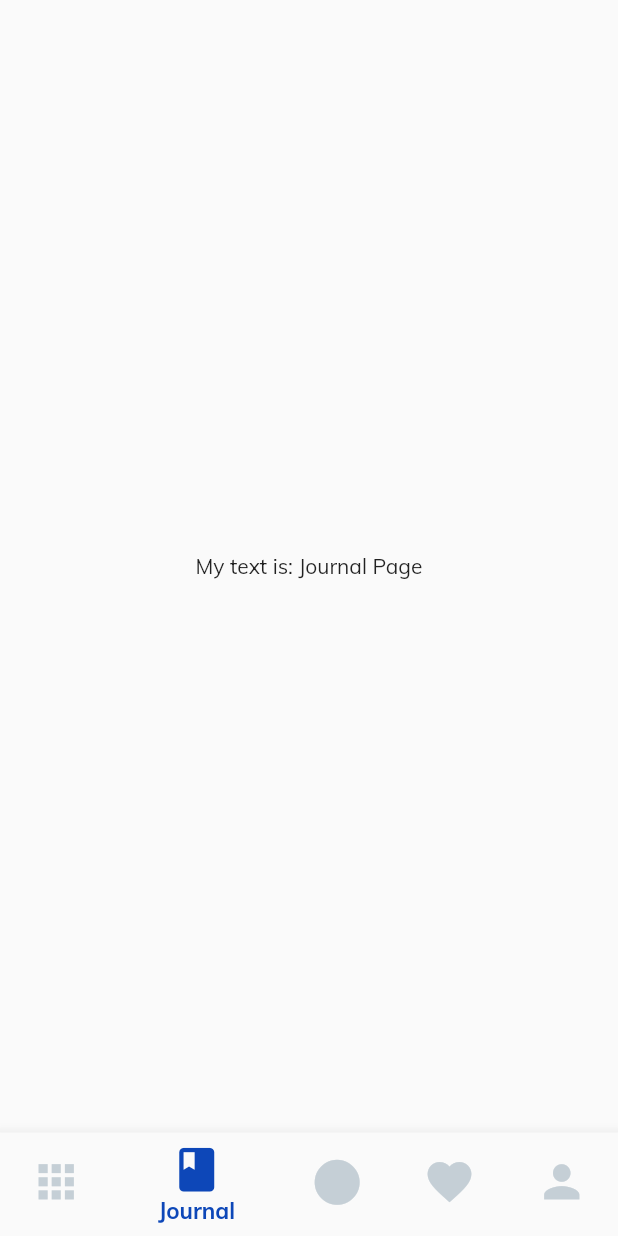
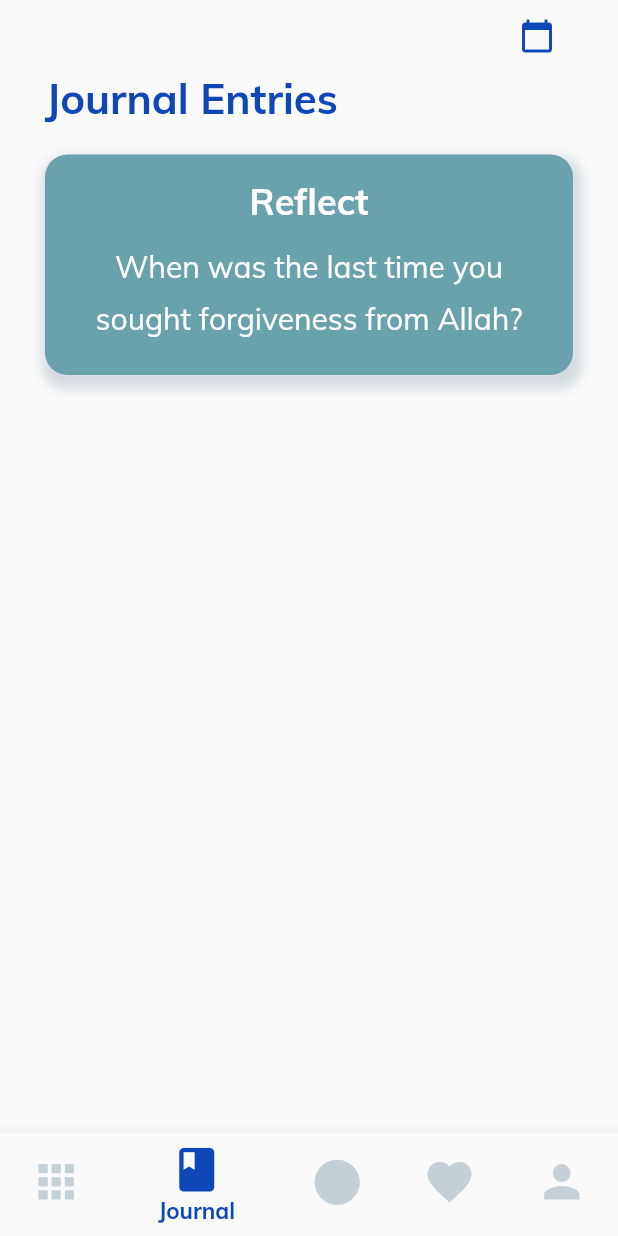
Before and after one commit to suadolaps/rememberme-flutter, a Flutter app: the MenuDestination screen opened by its route, item 2 of the bottom bar chosen, on a phone screen of 412 x 824 dp. Run offline on Flutter 3.47's test engine with Material 2 defaults, Android fonts, the light colour scheme and no system bars; our stand-ins replace bloc, email_validator, equatable, flutter_bloc, geolocator, sqflite; accounts and stored records are empty.

Commit message:
Started Journal Overview page

```diff
--- a/lib/repositories/journal_repository.dart
+++ b/lib/repositories/journal_repository.dart
@@ -5,7 +5,7 @@ class JournalRepository {
     // simulate real data fetching
     await Future.delayed(Duration(milliseconds: 600));
     // store dummy data
-    _data = 'Journal Page';
+    _data = 'Journal Entries';
   }
 
   String get data => _data;
--- a/lib/screens/menu/journal/journal_overview.dart
+++ b/lib/screens/menu/journal/journal_overview.dart
@@ -1,16 +1,93 @@
 import 'package:flutter/material.dart';
+import 'package:remember_me/utilities/colours.dart';
+import 'package:remember_me/utilities/constants.dart';
 
 class JournalOverview extends StatelessWidget {
   static const String id = 'journal_overview_screen';
-  final String text;
+  final String pageTitle;
 
-  JournalOverview({this.text}) : super();
+  JournalOverview({this.pageTitle}) : super();
 
   @override
   Widget build(BuildContext context) {
     return Scaffold(
-      body: Center (
-        child: Text('My text is: $text'),
+      body: SafeArea(
+        child: Padding(
+          padding: const EdgeInsets.only( bottom: 20.0, left: 30.0, right: 10.0),
+          child: Container (
+            decoration: BoxDecoration(
+              image: DecorationImage(
+                image: AssetImage('assets/images/journal/journal-bg.png'),
+                fit: BoxFit.fitWidth,
+              ),
+            ),
+            child: ListView(
+              shrinkWrap: true,
+              children: <Widget>[
+                Container(
+                  alignment: Alignment.topRight,
+                  child: FlatButton(
+                    onPressed: (){},
+                    child: Icon(
+                      Icons.calendar_today,
+                      color: kPrimaryBlue,
+                    ),
+                  ),
+                ),
+                Text(
+                  pageTitle,
+                style: kMenuTitleStyle,),
+                Container(),
+                Container(),
+                Container(
+                  decoration: BoxDecoration(
+                    color: kSecondaryGreen,
+                    borderRadius: BorderRadius.circular(15.0),
+                    boxShadow: [BoxShadow(
+                      color: kSecondaryGrey.withOpacity(0.7),
+                      spreadRadius: 4,
+                      blurRadius: 5,
+                      offset: Offset(2, 5), // changes position of shadow
+                    ),],
+                  ),
+                  margin: EdgeInsets.only(
+                    top: 20.0,
+                    right: 20.0
+                  ),
+                  padding: EdgeInsets.all(8.0),
+                  child: Column(
+                    mainAxisAlignment: MainAxisAlignment.center,
+                    children: <Widget>[
+                      Padding(
+                        padding: const EdgeInsets.all(8.0),
+                        child: Text(
+                          'Reflect',
+                          style: TextStyle(
+                            color: kSecondaryWhite,
+                            fontSize: 24.0,
+                            fontWeight: FontWeight.bold,
+                          ),
+                        ),
+                      ),
+                      Padding(
+                        padding: const EdgeInsets.only(bottom: 15.0, left: 15.0, right: 15.0,),
+                        child: Text(
+                          'When was the last time you sought forgiveness from Allah?',
+                          style: TextStyle(
+                            color: kSecondaryWhite,
+                            height: 1.75,
+                            fontSize: 20.0
+                          ),
+                          textAlign: TextAlign.center,
+                        ),
+                      ),
+                    ],
+                  ),
+                ),
+              ],
+            ),
+          ),
+        ),
       ),
     );
   }
--- a/lib/screens/menu/menu_destination.dart
+++ b/lib/screens/menu/menu_destination.dart
@@ -33,7 +33,7 @@ class MenuDestination extends StatelessWidget {
                 return HomeOverview(number: state.number);
               }
               if (state is JournalOverviewLoaded) {
-                return JournalOverview(text: state.text);
+                return JournalOverview(pageTitle: state.text);
               }
               if (state is FavouritesOverviewLoaded) {
                 return FavouritesOverview(text: state.text,);
--- a/lib/screens/menu/theme/theme_overview.dart
+++ b/lib/screens/menu/theme/theme_overview.dart
@@ -176,7 +176,7 @@ class ThemeOverview extends StatelessWidget {
                                     image: AssetImage('assets/images/themes/sub-menu/reliance.png'),
                                     width: 220.0,
                                   ),
-                                  bodyText: 'The Prophet, peace be upon him, said: “If you relied on Allah as you should rely on Him, He would provide you sustenance as He provides for the birds; they go out in the morning with empty stomachs and come back in the evening with full stomachs.”',
+                                  bodyText: 'The Prophet (pbuh) said: “If you relied on Allah as you should rely on Him, He would provide you sustenance as He provides for the birds; they go out in the morning with empty stomachs and come back in the evening with full stomachs.”',
                                   bodyCaption: 'At-Tirmidhi',
                                   onPressed: (){},
                                 ),
--- a/lib/screens/menu/theme/theme_selected.dart
+++ b/lib/screens/menu/theme/theme_selected.dart
@@ -23,11 +23,12 @@ class ThemeSelected extends StatelessWidget {
           child: Container(
             decoration: BoxDecoration(
               image: DecorationImage(
-                image: AssetImage('assets/images/themes/theme-bg.png'),
-                fit: BoxFit.cover,
+                image: AssetImage('assets/images/register/bg-intention.png'),
+                fit: BoxFit.contain
               ),
             ),
             child: Column(
+              mainAxisAlignment: MainAxisAlignment.center,
               children: <Widget>[
                 Padding(
                   padding: const EdgeInsets.only(top: 8.0),
@@ -47,8 +48,7 @@ class ThemeSelected extends StatelessWidget {
                     ),
                   ),
                 ),
-                Padding(
-                  padding: const EdgeInsets.all(8.0),
+                Expanded(
                   child: Column(
                     children: <Widget>[
                     Container(
@@ -71,7 +71,7 @@ class ThemeSelected extends StatelessWidget {
                       ),
                     ),
                     Container(
-                      padding: EdgeInsets.only(top: 40.0),
+                      padding: EdgeInsets.only(top: 28.0),
                       child: RoundedButton(
                         buttonTitle: 'BEGIN',
                         onPressed: onPressed,
--- a/pubspec.yaml
+++ b/pubspec.yaml
@@ -49,6 +49,7 @@ flutter:
     - assets/images/login/
     - assets/images/resources/
     - assets/images/themes/
+    - assets/images/journal/
 
 
   fonts:
```
Also changed, not shown: assets/images/journal/journal-bg.png (added).
